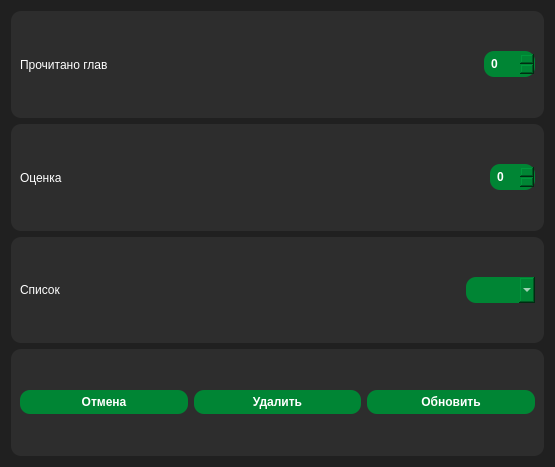
This is data/ui/rate.ui in brandonzorn/Nlight as Qt 5 draws it before an edit. The edited form follows.
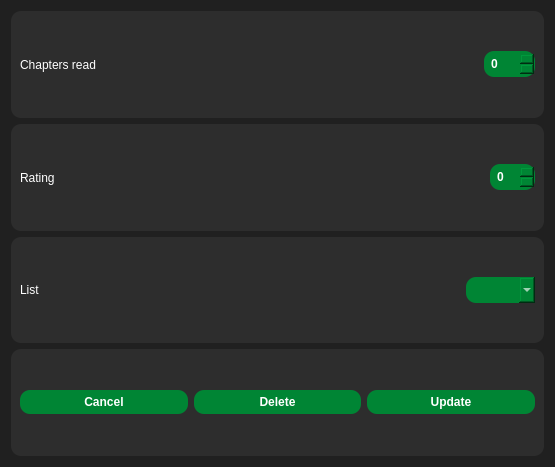
This is the edited form.

```diff
--- a/data/ui/rate.ui
+++ b/data/ui/rate.ui
@@ -69,7 +69,7 @@
       <item>
        <widget class="QLabel" name="label_2">
         <property name="text">
-         <string>Прочитано глав</string>
+         <string>Chapters read</string>
         </property>
        </widget>
       </item>
@@ -108,7 +108,7 @@
       <item>
        <widget class="QLabel" name="label_3">
         <property name="text">
-         <string>Оценка</string>
+         <string>Rating</string>
         </property>
        </widget>
       </item>
@@ -147,7 +147,7 @@
       <item>
        <widget class="QLabel" name="label">
         <property name="text">
-         <string>Список</string>
+         <string>List</string>
         </property>
        </widget>
       </item>
@@ -185,7 +185,7 @@
          <cursorShape>PointingHandCursor</cursorShape>
         </property>
         <property name="text">
-         <string>Отмена</string>
+         <string>Cancel</string>
         </property>
        </widget>
       </item>
@@ -195,7 +195,7 @@
          <cursorShape>PointingHandCursor</cursorShape>
         </property>
         <property name="text">
-         <string>Удалить</string>
+         <string>Delete</string>
         </property>
        </widget>
       </item>
@@ -205,7 +205,7 @@
          <cursorShape>PointingHandCursor</cursorShape>
         </property>
         <property name="text">
-         <string>Обновить</string>
+         <string>Update</string>
         </property>
        </widget>
       </item>
```
Left out of the diff: 3 changed lines with no effect on the pictures.
